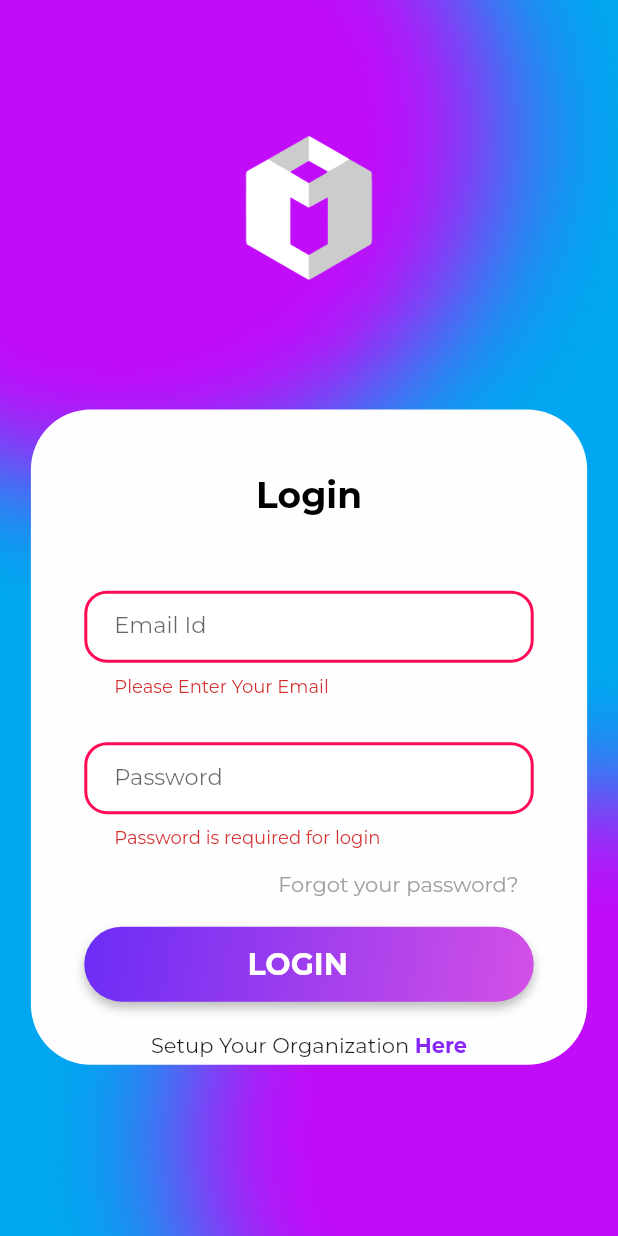
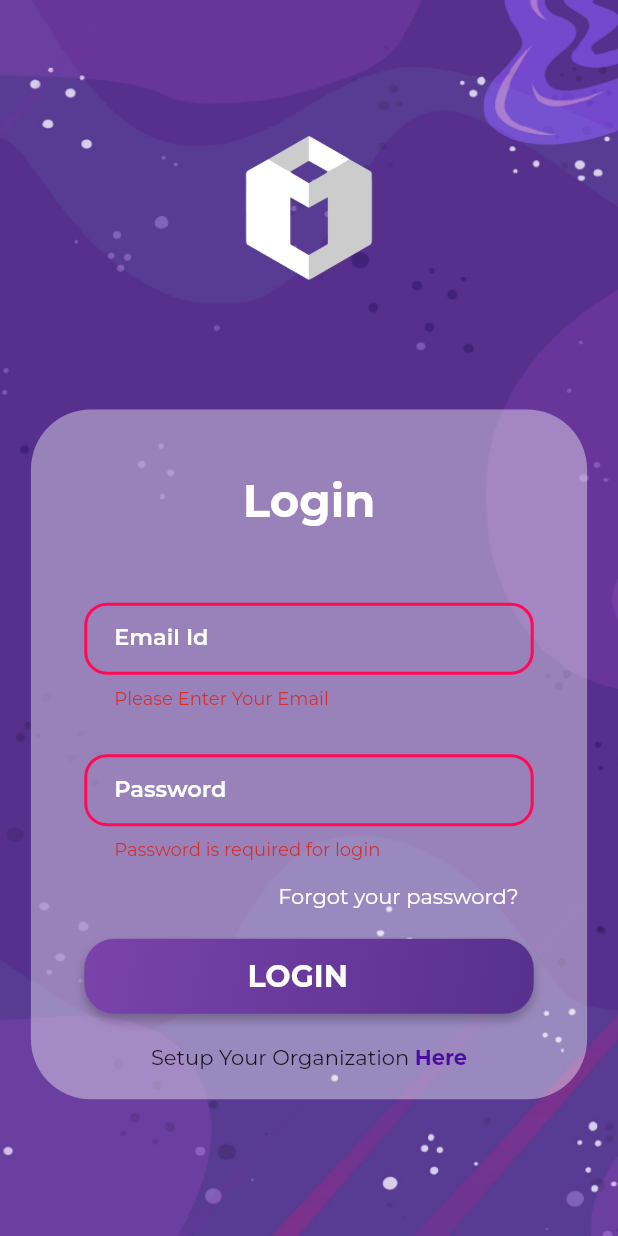
Before and after one commit to Naseeb-Nex/InsightEye-App, a Flutter app: the screen it shows after launch, after a tap on "LOGIN", on a phone screen of 412 x 824 dp. Run offline on Flutter 3.47's test engine with Material 2 defaults, Android fonts, the light colour scheme and no system bars; our stand-ins replace auto_size_text, cloud_firestore, curved_navigation_bar, firebase_auth, firebase_core, firebase_storage and 8 more; missing offline and left inert: floating_action_bubble, flutter_rounded_date_picker, panara_dialogs; accounts and stored records are empty; project files that could hold a hidden picture were left out.

Commit message:
feat: New login Ui added

```diff
--- a/lib/Screens/Auth/login_src.dart
+++ b/lib/Screens/Auth/login_src.dart
@@ -69,10 +69,11 @@ class _LoginSrcState extends State<LoginSrc> {
                 Center(
                   child: Container(
                     width: s.width * 0.9,
-                      height: s.height * 0.5302,
+                    // height: s.height * 0.5302,
                     decoration: BoxDecoration(
                       borderRadius: BorderRadius.circular(40),
-                          color: const Color(0xFFFEFEFF)),
+                      color: const Color(0XFFFEFEFF).withOpacity(0.4),
+                    ),
                     child: Padding(
                       padding:
                           EdgeInsets.symmetric(horizontal: s.width * 0.0864),
@@ -85,8 +86,8 @@ class _LoginSrcState extends State<LoginSrc> {
                           const Text(
                             'Login',
                             style: TextStyle(
-                                  fontSize: 24,
-                                  color: black,
+                                fontSize: 30,
+                                color: white,
                                 fontWeight: FontWeight.bold,
                                 fontFamily: "Montserrat"),
                           ),
@@ -117,11 +118,13 @@ class _LoginSrcState extends State<LoginSrc> {
                                       emailController.text = value!;
                                     },
                                     textInputAction: TextInputAction.next,
+                                    cursorColor: white,
                                     decoration:
                                         Styles().SimpleInputDec("Email Id"),
                                     style: const TextStyle(
                                       fontFamily: "Montserrat",
                                       fontSize: 15,
+                                      color: white,
                                     ),
                                   ),
                                   const SizedBox(height: 30.0),
@@ -142,12 +145,18 @@ class _LoginSrcState extends State<LoginSrc> {
                                     onSaved: (value) {
                                       passwordController.text = value!;
                                     },
+                                    onFieldSubmitted: (value) => signIn(
+                                      emailController.text,
+                                      passwordController.text,
+                                    ),
                                     textInputAction: TextInputAction.done,
+                                    cursorColor: white,
                                     decoration:
                                         Styles().SimpleInputDec("Password"),
                                     style: const TextStyle(
                                       fontFamily: "Montserrat",
                                       fontSize: 15,
+                                      color: white,
                                     ),
                                   ),
                                   const SizedBox(height: 15.0),
@@ -167,7 +176,7 @@ class _LoginSrcState extends State<LoginSrc> {
                                       child: const Text(
                                         "Forgot your password?",
                                         style: TextStyle(
-                                              color: Colors.grey,
+                                            color: white,
                                             fontFamily: "Montserrat"),
                                       ),
                                     ),
@@ -180,15 +189,11 @@ class _LoginSrcState extends State<LoginSrc> {
                                         end: Alignment.bottomRight,
                                         stops: [0.0, 1.0],
                                         colors: [
-                                            // Color(0XFF5f5bfd),
-                                            // Color(0XFF8725FA),
-                                            // Color(0XFFbf00ff),
-
-                                            Color(0XFF6b2cf5),
-                                            Color(0XFFd450e6),
+                                          Color(0XFF7A43AB),
+                                          Color(0XFF57308D),
                                         ],
                                       ),
-                                        borderRadius: BorderRadius.circular(30),
+                                      borderRadius: BorderRadius.circular(20),
                                       boxShadow: const [
                                         BoxShadow(
                                             color: Colors.black26,
@@ -258,7 +263,8 @@ class _LoginSrcState extends State<LoginSrc> {
                                         style: const TextStyle(
                                           fontWeight: FontWeight.bold,
                                           fontFamily: "Montserrat",
-                                            color: Color(0XFF8725FA),
+                                          color:
+                                              Color.fromARGB(255, 74, 13, 159),
                                         ),
                                       ),
                                     ])),
@@ -267,7 +273,8 @@ class _LoginSrcState extends State<LoginSrc> {
                               )),
                         ],
                       ),
-                      )),
+                    ),
+                  ),
                 ),
               ],
             ),
@@ -315,7 +322,7 @@ class _LoginSrcState extends State<LoginSrc> {
             errorMessage = "Signing in with Email and Password is not enabled.";
             break;
           default:
-            errorMessage = "Something went wrong :(";
+            errorMessage = "Email id or Password is incorrect";
         }
 
         Fluttertoast.showToast(msg: errorMessage!);
--- a/lib/components/styles.dart
+++ b/lib/components/styles.dart
@@ -1,21 +1,28 @@
 import 'package:flutter/material.dart';
 import 'package:hexcolor/hexcolor.dart';
+
+import '../constants/constants.dart';
 
 class Styles {
   // ignore: non_constant_identifier_names
   InputDecoration SimpleInputDec([String lableText = ""]) {
     return InputDecoration(
       labelText: lableText,
-      fillColor: Colors.white,
+      labelStyle: const TextStyle(
+          fontFamily: "Montserrat",
+          fontSize: 15,
+          color: white,
+          fontWeight: FontWeight.w600),
+      fillColor: trans,
       filled: true,
       errorStyle: const TextStyle(fontFamily: "Montserrat"),
       contentPadding: const EdgeInsets.fromLTRB(20, 10, 20, 10),
       focusedBorder: OutlineInputBorder(
           borderRadius: BorderRadius.circular(15.0),
-          borderSide: const BorderSide(color: Colors.grey)),
+          borderSide: const BorderSide(color: white)),
       enabledBorder: OutlineInputBorder(
           borderRadius: BorderRadius.circular(15.0),
-          borderSide: BorderSide(color: Colors.grey.shade400)),
+          borderSide: const BorderSide(color: Colors.white30)),
       errorBorder: OutlineInputBorder(
           borderRadius: BorderRadius.circular(15.0),
           borderSide: const BorderSide(color: Color(0XFFff0a54), width: 2.0)),
```
Also changed, not shown: assets/Images/bg.jpg (added), assets/Images/bg.png. Lines whose indentation alone changed are shown as unchanged.
